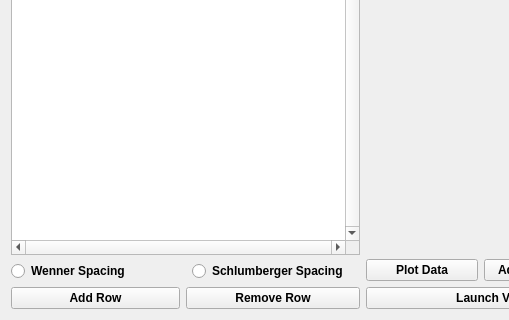
This is ves/templates/mainwindow.ui in ajoros/ves_ajoros as Qt 5 draws it before an edit; both pictures show x 0 to 509 and y 155 to 475 of the 725 by 475 pixel window. The edited form follows.
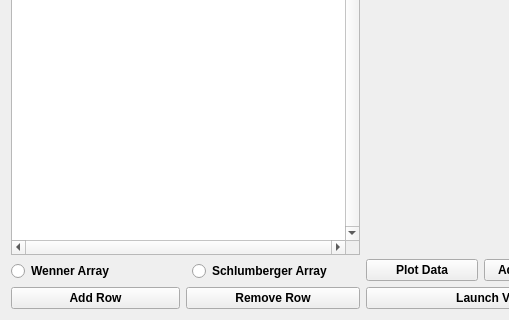
This is the edited form.

Patch:
```diff
--- a/ves/templates/mainwindow.ui
+++ b/ves/templates/mainwindow.ui
@@ -93,7 +93,7 @@
          <string>Use the Wenner Spacing in calculating depth to water</string>
         </property>
         <property name="text">
-         <string>Wenner Spacing</string>
+         <string>Wenner Array</string>
         </property>
        </widget>
       </item>
@@ -109,7 +109,7 @@
          <string>Use the Schlumberger Spacing in calculating depth to water</string>
         </property>
         <property name="text">
-         <string>Schlumberger Spacing</string>
+         <string>Schlumberger Array</string>
         </property>
        </widget>
       </item>
```
